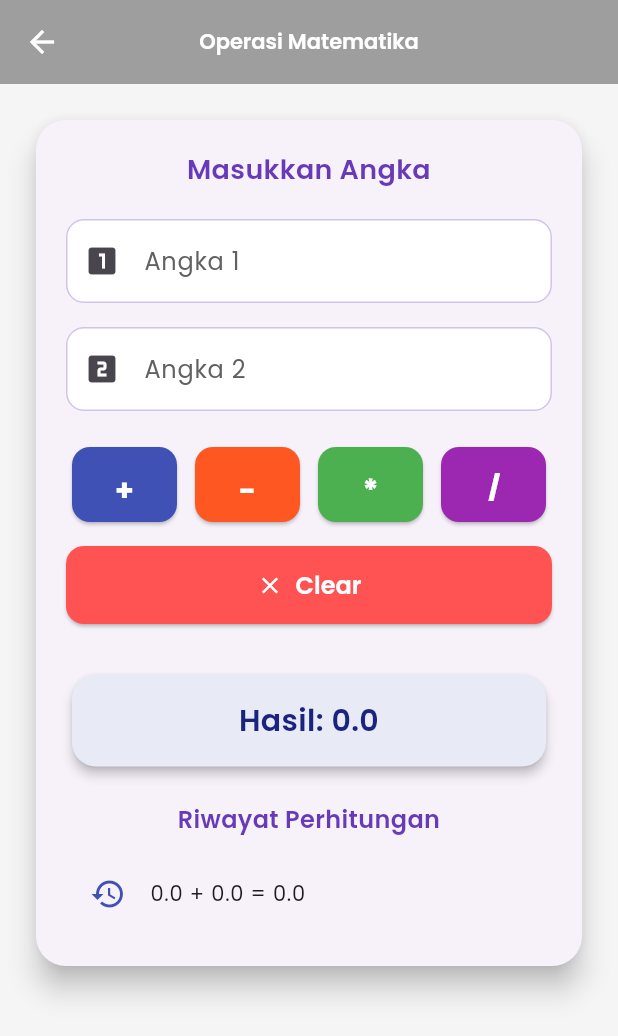
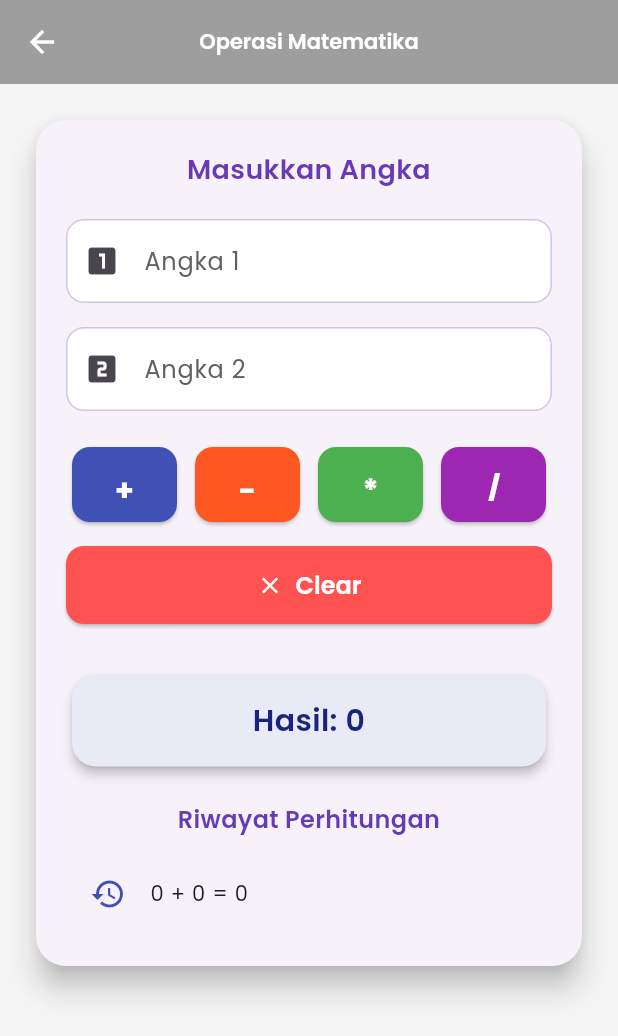
Before and after one commit to Fendyra/math_app, a Flutter app: the MathOperationsPage screen opened directly, after a tap on an icon or button, on a phone screen of 412 x 824 dp. Shown: the top 1036 px of the screen. Run offline on Flutter 3.47's test engine with Material 3 defaults, Android fonts, the phone set to English and light mode, and no system bars; our stand-ins replace google_fonts.

Commit message:
Update Logika

```diff
--- a/lib/math_operations_page.dart
+++ b/lib/math_operations_page.dart
@@ -11,6 +11,11 @@ class _MathOperationsPageState extends State<MathOperationsPage> {
   final num2Controller = TextEditingController();
   String result = '';
   List<String> history = []; // untuk menyimpan riwayat perhitungan
+
+  /// Fungsi untuk format hasil: kalau bulat -> int, kalau desimal -> double
+  String formatNumber(double value) {
+    return (value % 1 == 0) ? value.toInt().toString() : value.toString();
+  }
 
   void calculate(String operation) {
     double a = double.tryParse(num1Controller.text) ?? 0;
@@ -36,8 +41,12 @@ class _MathOperationsPageState extends State<MathOperationsPage> {
       if (res == double.infinity) {
         result = "Tidak bisa dibagi 0";
       } else {
-        result = "Hasil: $res";
-        history.insert(0, "$a $operation $b = $res"); // simpan ke history
+        String displayA = formatNumber(a);
+        String displayB = formatNumber(b);
+        String displayRes = formatNumber(res);
+
+        result = "Hasil: $displayRes";
+        history.insert(0, "$displayA $operation $displayB = $displayRes");
       }
     });
   }
```
